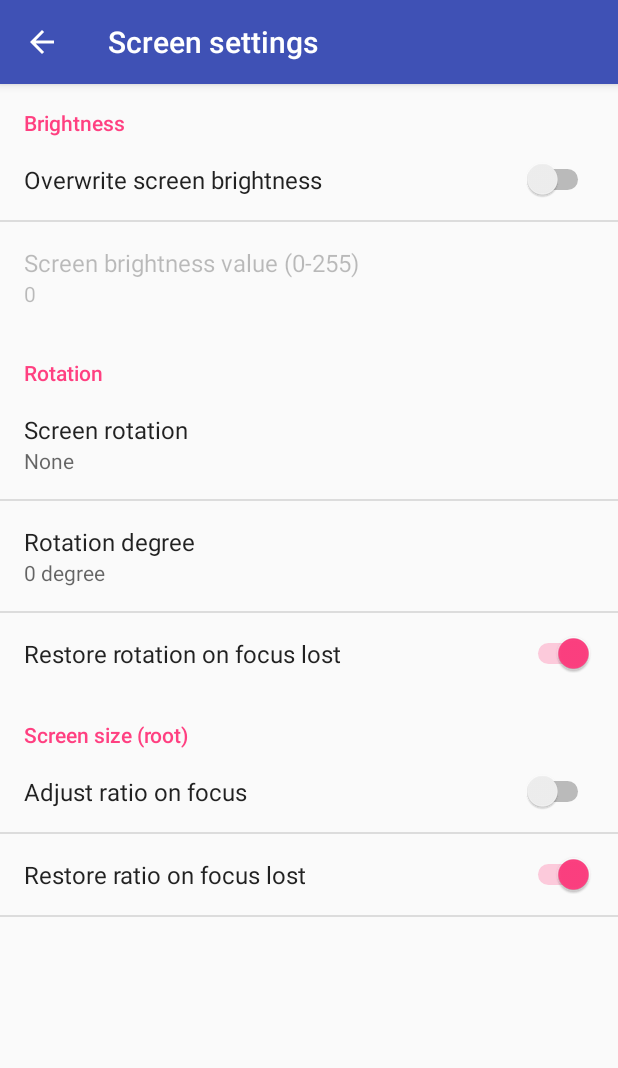
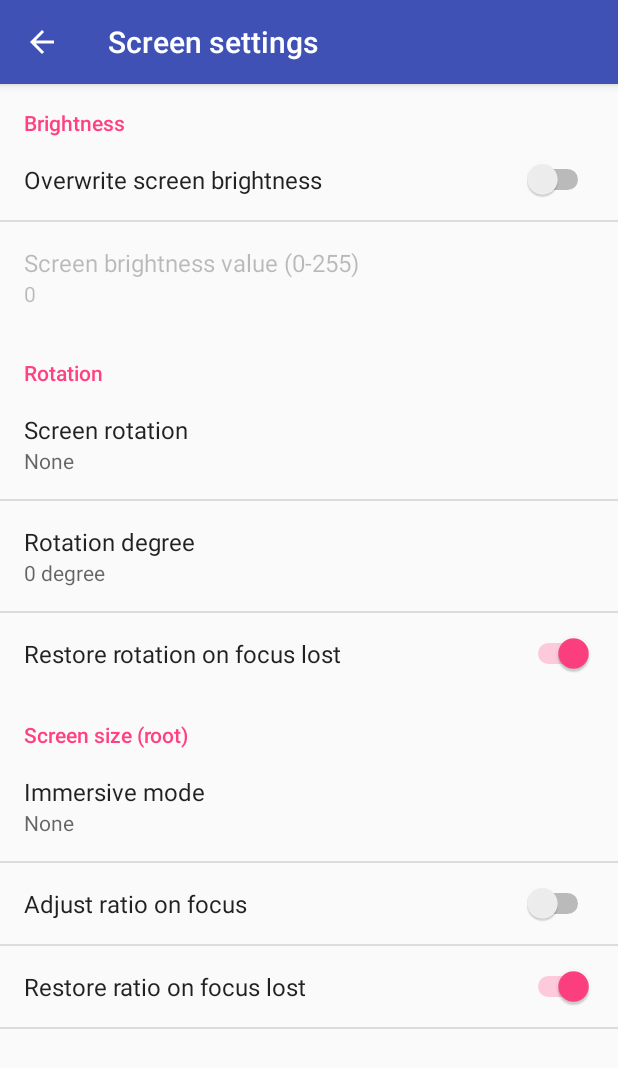
Before and after one commit to slashmax/AAMirror, an Android app: the screen it shows after launch (SettingsActivity), after a tap on "Screen settings", on a phone screen of 412 x 824 dp. Shown: the top 1068 px of the screen. Run offline under Robolectric (Android 15) with nearby library versions, the phone set to English and light mode, and no system bars; libraries missing offline, so code that uses them is left out: eu.chainfire.libsuperuser; 3 statements that could not run were skipped.

Commit message:
added immersive mode settings (hide status bar, navigation bar, both)

```diff
--- a/app/src/main/java/com/github/slashmax/aamirror/SettingsActivity.java
+++ b/app/src/main/java/com/github/slashmax/aamirror/SettingsActivity.java
@@ -52,6 +52,7 @@ public class SettingsActivity extends AppCompatPreferenceActivity
 
             bindPreferenceSummaryToValue(findPreference("overwrite_brightness_value"));
             bindPreferenceSummaryToValue(findPreference("orientation_method"));
+            bindPreferenceSummaryToValue(findPreference("immersive_mode"));
             bindPreferenceSummaryToValue(findPreference("orientation_rotation"));
         }
 
--- a/app/src/main/res/values/strings.xml
+++ b/app/src/main/res/values/strings.xml
@@ -29,4 +29,17 @@
         <item>3</item>
     </string-array>
 
+    <string-array name="pref_immersive_list_titles">
+        <item>None</item>
+        <item>Hide Status</item>
+        <item>Hide Navigation</item>
+        <item>Full immersive</item>
+    </string-array>
+    <string-array name="pref_immersive_list_values">
+        <item>null*</item>
+        <item>immersive.status=*</item>
+        <item>immersive.navigation=*</item>
+        <item>immersive.full=*</item>
+    </string-array>
+
 </resources>
--- a/app/src/main/res/xml/pref_screen_settings.xml
+++ b/app/src/main/res/xml/pref_screen_settings.xml
@@ -39,6 +39,13 @@
 
     <PreferenceCategory android:title="Screen size (root)">
 
+        <ListPreference
+            android:defaultValue="null*"
+            android:entries="@array/pref_immersive_list_titles"
+            android:entryValues="@array/pref_immersive_list_values"
+            android:key="immersive_mode"
+            android:title="Immersive mode" />
+
         <SwitchPreference
             android:defaultValue="false"
             android:key="set_screen_size_on_start"
```
Also changed, not shown: app/src/main/java/com/github/slashmax/aamirror/MainCarActivity.java (+17 -3 lines), 1 other file.
